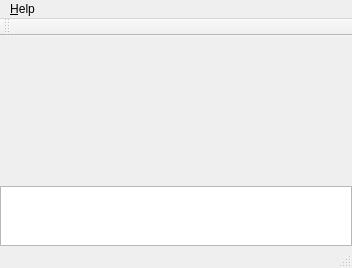
This is gui/mainwindow.ui in QkThings/qkdaemon_old as Qt 5 draws it before an edit. The edited form follows.
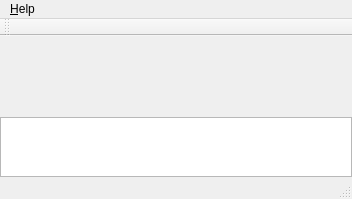
This is the edited form. Custom widgets are drawn as their Qt base class.

Patch:
```diff
--- a/gui/mainwindow.ui
+++ b/gui/mainwindow.ui
@@ -7,7 +7,7 @@
     <x>0</x>
     <y>0</y>
     <width>352</width>
-    <height>169</height>
+    <height>199</height>
    </rect>
   </property>
   <property name="windowTitle">
@@ -35,7 +35,7 @@
       <property name="minimumSize">
        <size>
         <width>0</width>
-        <height>150</height>
+        <height>80</height>
        </size>
       </property>
      </widget>
```
